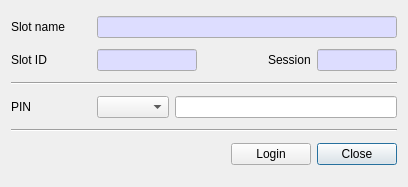
Old version of the form CryptokiMan/login_dlg.ui in the repository jykim74/CryptokiMan.
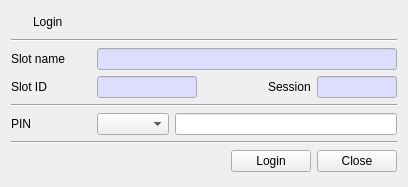
New version of the form. Icons and pictures are not drawn.

The edit to the form file:
```diff
--- a/CryptokiMan/login_dlg.ui
+++ b/CryptokiMan/login_dlg.ui
@@ -20,6 +20,50 @@
    <string>Login</string>
   </property>
   <layout class="QVBoxLayout" name="verticalLayout">
+   <item>
+    <layout class="QGridLayout" name="gridLayout_2">
+     <item row="0" column="0">
+      <widget class="QPushButton" name="pushButton">
+       <property name="minimumSize">
+        <size>
+         <width>16</width>
+         <height>0</height>
+        </size>
+       </property>
+       <property name="maximumSize">
+        <size>
+         <width>16</width>
+         <height>16777215</height>
+        </size>
+       </property>
+       <property name="text">
+        <string/>
+       </property>
+       <property name="icon">
+        <iconset resource="cryptokiman.qrc">
+         <normaloff>:/images/login.png</normaloff>:/images/login.png</iconset>
+       </property>
+       <property name="flat">
+        <bool>true</bool>
+       </property>
+      </widget>
+     </item>
+     <item row="0" column="1">
+      <widget class="QLabel" name="label_2">
+       <property name="text">
+        <string>Login</string>
+       </property>
+      </widget>
+     </item>
+    </layout>
+   </item>
+   <item>
+    <widget class="Line" name="line_3">
+     <property name="orientation">
+      <enum>Qt::Horizontal</enum>
+     </property>
+    </widget>
+   </item>
    <item>
     <layout class="QGridLayout" name="gridLayout_3">
      <item row="0" column="0">
```
Left out of the diff: 4 changed lines with no effect on the pictures.
